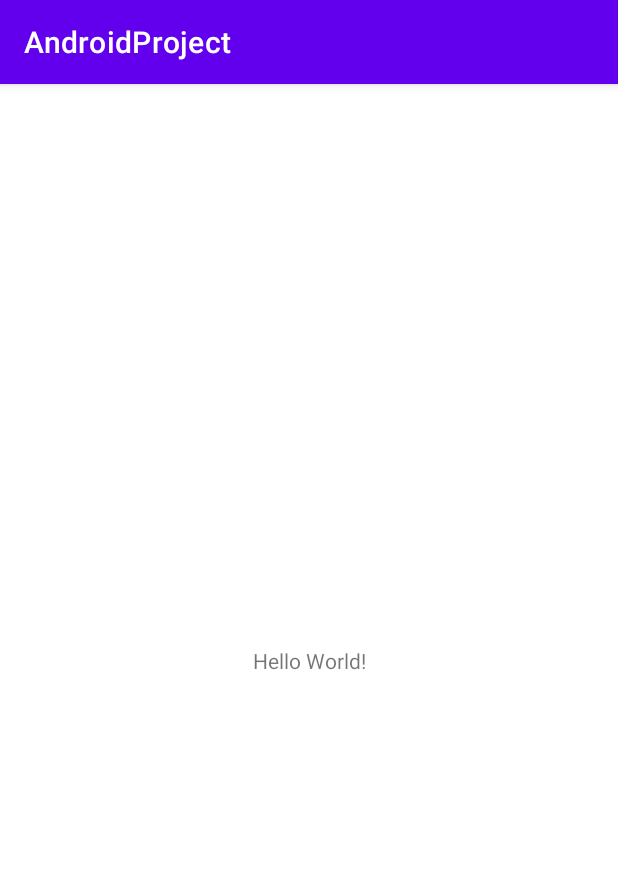
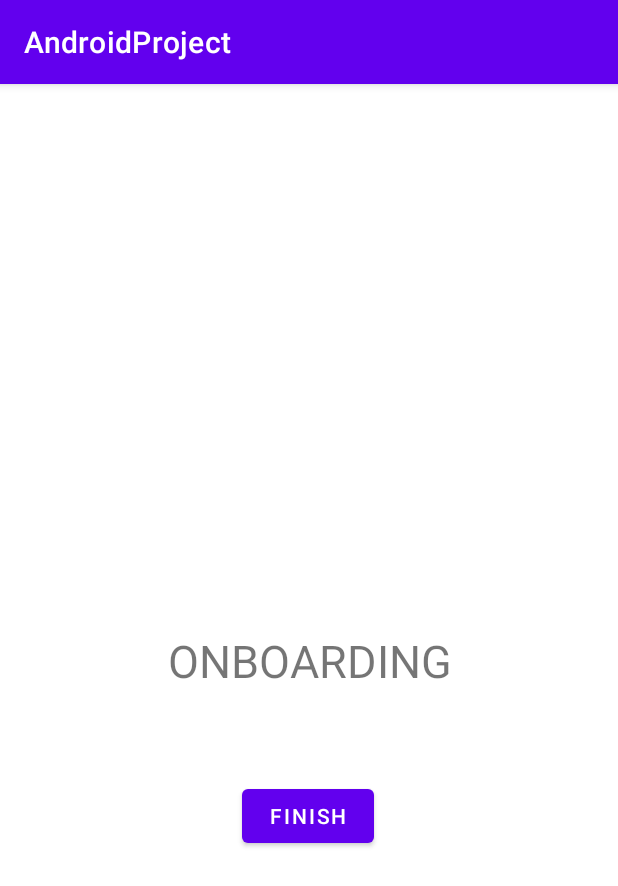
Before and after one commit to Goodsoulid/AndroidProject, an Android app: the screen it shows after launch (MainActivity), on a phone screen of 412 x 824 dp. Shown: the top 886 px of the screen. Run offline under Robolectric (Android 15) with nearby library versions, the phone set to English and light mode, and no system bars.

Commit message:
Lesson 20

```diff
--- a/app/src/main/java/com/example/androidproject/MainActivity.kt
+++ b/app/src/main/java/com/example/androidproject/MainActivity.kt
@@ -7,5 +7,9 @@
     override fun onCreate(savedInstanceState: Bundle?) {
         super.onCreate(savedInstanceState)
         setContentView(R.layout.activity_main)
+
+        val fragmentTransaction = supportFragmentManager.beginTransaction()
+        fragmentTransaction.add(R.id.activity_container, OnBoardingFragment())
+        fragmentTransaction.commit()
     }
 }
--- /dev/null
+++ b/app/src/main/java/com/example/androidproject/OnBoardingFragment.kt
@@ -0,0 +1,30 @@
+package com.example.androidproject
+
+import android.os.Bundle
+import androidx.fragment.app.Fragment
+import android.view.LayoutInflater
+import android.view.View
+import android.view.ViewGroup
+import android.widget.Button
+
+class OnBoardingFragment : Fragment() {
+
+    override fun onCreateView(
+        inflater: LayoutInflater, container: ViewGroup?,
+        savedInstanceState: Bundle?
+    ): View? {
+        // Inflate the layout for this fragment
+        return inflater.inflate(R.layout.fragment_on_boarding, container, false)
+    }
+
+    override fun onViewCreated(view: View, savedInstanceState: Bundle?) {
+        super.onViewCreated(view, savedInstanceState)
+        val onBoardingFinished = view.findViewById<Button>(R.id.btn_finish)
+        onBoardingFinished.setOnClickListener {
+            parentFragmentManager
+                .beginTransaction()
+                .replace(R.id.activity_container, ItemsFragment())
+                .commit()
+        }
+    }
+}
--- a/app/src/main/res/layout/activity_main.xml
+++ b/app/src/main/res/layout/activity_main.xml
@@ -6,13 +6,11 @@
     android:layout_height="match_parent"
     tools:context=".MainActivity">
 
-    <TextView
-        android:layout_width="wrap_content"
-        android:layout_height="wrap_content"
-        android:text="Hello World!"
-        app:layout_constraintBottom_toBottomOf="parent"
-        app:layout_constraintEnd_toEndOf="parent"
-        app:layout_constraintStart_toStartOf="parent"
-        app:layout_constraintTop_toTopOf="parent" />
+    <androidx.fragment.app.FragmentContainerView
+        android:id="@+id/activity_container"
+        android:layout_width="match_parent"
+        android:layout_height="match_parent" />
+
+
 
 </androidx.constraintlayout.widget.ConstraintLayout>
--- /dev/null
+++ b/app/src/main/res/layout/fragment_on_boarding.xml
@@ -0,0 +1,34 @@
+<?xml version="1.0" encoding="utf-8"?>
+<androidx.constraintlayout.widget.ConstraintLayout xmlns:android="http://schemas.android.com/apk/res/android"
+    xmlns:app="http://schemas.android.com/apk/res-auto"
+    xmlns:tools="http://schemas.android.com/tools"
+    android:layout_width="match_parent"
+    android:layout_height="match_parent"
+    tools:context=".OnBoardingFragment">
+
+
+    <TextView
+        android:id="@+id/textView"
+        android:layout_width="match_parent"
+        android:layout_height="wrap_content"
+        android:gravity="center"
+        android:text="ONBOARDING"
+        android:textSize="30sp"
+        app:layout_constraintBottom_toBottomOf="parent"
+        app:layout_constraintEnd_toEndOf="parent"
+        app:layout_constraintStart_toStartOf="parent"
+        app:layout_constraintTop_toTopOf="parent" />
+
+    <Button
+        android:id="@+id/btn_finish"
+        android:layout_width="wrap_content"
+        android:layout_height="wrap_content"
+        android:text="finish"
+        app:layout_constraintBottom_toBottomOf="parent"
+        app:layout_constraintEnd_toEndOf="parent"
+        app:layout_constraintHorizontal_bias="0.498"
+        app:layout_constraintStart_toStartOf="parent"
+        app:layout_constraintTop_toBottomOf="@+id/textView"
+        app:layout_constraintVertical_bias="0.188" />
+
+</androidx.constraintlayout.widget.ConstraintLayout>
--- a/app/src/main/res/values/strings.xml
+++ b/app/src/main/res/values/strings.xml
@@ -1,3 +1,5 @@
 <resources>
     <string name="app_name">AndroidProject</string>
+    <!-- TODO: Remove or change this placeholder text -->
+    <string name="hello_blank_fragment">Hello blank fragment</string>
 </resources>
```
Also changed, not shown: app/src/main/java/com/example/androidproject/DetailsFragment.kt (added, +21 -0 lines), app/src/main/java/com/example/androidproject/ItemsFragment.kt (added, +25 -0 lines), app/src/main/res/layout/fragment_details.xml (added, +22 -0 lines), app/src/main/res/layout/fragment_items.xml (added, +20 -0 lines), app/src/main/res/layout/item_fruit.xml (added, +44 -0 lines), app/src/main/res/drawable-v24/banana.jpg (added).
